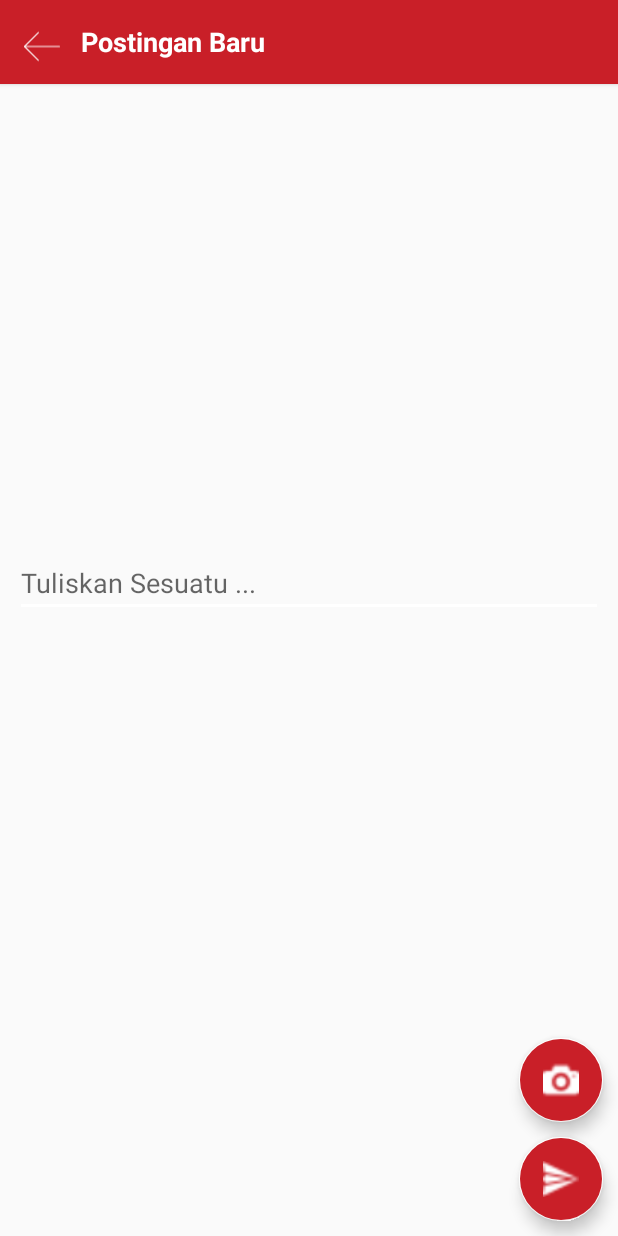
After one commit to satriakurniawan16/IsotuApp, an Android app: the Posting screen opened directly, with no data from a screen before it, on a phone screen of 412 x 824 dp. The commit adds this screen. Run offline under Robolectric (Android 15) with nearby library versions, the phone set to English and light mode, and no system bars; our stand-ins replace Firebase (no records; nobody signed in at launch, a user with empty details on screens opened directly); libraries missing offline, so code that uses them is left out: com.theartofdev.edmodo.

Commit message:
"push posting wuth image"

```diff
--- a/app/src/main/java/com/example/user/isotuapp/View/Register.java
+++ b/app/src/main/java/com/example/user/isotuapp/View/Register.java
@@ -45,6 +45,7 @@ public class Register extends AppCompatActivity {
     String fakultas = "";
     String jurusan = "";
     String nohp = "";
+    String uid = "";
 
     @Override
     protected void onCreate(Bundle savedInstanceState) {
@@ -105,13 +106,14 @@ public class Register extends AppCompatActivity {
                                 final FirebaseUser currentUser = mFirebaseAuth.getCurrentUser();
                                 final HashMap<String, Object> user= new HashMap<>();
                                 userString = currentUser.getDisplayName();
+                                final String uidString = currentUser.getUid();
                                 final DatabaseReference dbf = FirebaseDatabase.getInstance().getReference("user").child(currentUser.getUid());
                                 dbf.addListenerForSingleValueEvent(new ValueEventListener() {
                                     @Override
                                     public void onDataChange(@NonNull DataSnapshot dataSnapshot) {
                                         User us = dataSnapshot.getValue(User.class);
                                         user.put("username",usernameString);
-                                        user.put("idEmail",emailString);
+                                        user.put("email",emailString);
                                         user.put("image", imageString);
                                         user.put("fullname", fullnameString);
                                         user.put("nim",nim);
@@ -119,6 +121,7 @@ public class Register extends AppCompatActivity {
                                         user.put("jurusan",jurusan);
                                         user.put("nohp",nohp);
                                         user.put("completeProfile",completeProfile);
+                                        user.put("Uid",uidString);
 
                                         dbf.setValue(user);
                                         Toast.makeText(Register.this, "Register Success", Toast.LENGTH_SHORT).show();
--- a/app/src/main/java/com/example/user/isotuapp/fragment/HomeFragment.java
+++ b/app/src/main/java/com/example/user/isotuapp/fragment/HomeFragment.java
@@ -12,6 +12,7 @@ import android.widget.Button;
 
 import com.example.user.isotuapp.R;
 import com.example.user.isotuapp.View.CompleteProfile;
+import com.example.user.isotuapp.View.Posting;
 
 
 public class HomeFragment extends Fragment {
@@ -34,7 +35,7 @@ public class HomeFragment extends Fragment {
         tes.setOnClickListener(new View.OnClickListener() {
             @Override
             public void onClick(View v) {
-                Intent intent = new Intent(getContext(),CompleteProfile.class);
+                Intent intent = new Intent(getContext(),Posting.class);
                 startActivity(intent);
             }
         });
--- /dev/null
+++ b/app/src/main/res/drawable/ic_back.xml
@@ -0,0 +1,5 @@
+<vector android:height="24dp" android:viewportHeight="32.635"
+    android:viewportWidth="32.635" android:width="24dp" xmlns:android="http://schemas.android.com/apk/res/android">
+    <path android:fillColor="#FF000000" android:pathData="M32.135,16.817H0.5c-0.276,0 -0.5,-0.224 -0.5,-0.5s0.224,-0.5 0.5,-0.5h31.635c0.276,0 0.5,0.224 0.5,0.5S32.411,16.817 32.135,16.817z"/>
+    <path android:fillColor="#FF000000" android:pathData="M13.037,29.353c-0.128,0 -0.256,-0.049 -0.354,-0.146L0.146,16.669C0.053,16.575 0,16.448 0,16.315s0.053,-0.26 0.146,-0.354L12.684,3.429c0.195,-0.195 0.512,-0.195 0.707,0s0.195,0.512 0,0.707L1.207,16.315l12.184,12.184c0.195,0.195 0.195,0.512 0,0.707C13.293,29.304 13.165,29.353 13.037,29.353z"/>
+</vector>
--- /dev/null
+++ b/app/src/main/res/layout/activity_posting.xml
@@ -0,0 +1,79 @@
+<?xml version="1.0" encoding="utf-8"?>
+<android.support.constraint.ConstraintLayout
+    xmlns:android="http://schemas.android.com/apk/res/android"
+    xmlns:app="http://schemas.android.com/apk/res-auto"
+    xmlns:tools="http://schemas.android.com/tools"
+    android:layout_width="match_parent"
+    android:layout_height="match_parent"
+    tools:context=".View.Posting">
+
+    <LinearLayout
+        android:layout_width="match_parent"
+        android:layout_height="wrap_content"
+        android:orientation="vertical">
+
+        <android.support.v7.widget.Toolbar
+            android:id="@+id/ToolbarHome"
+            android:layout_width="match_parent"
+            android:layout_height="56dp"
+            android:background="@color/colorMain"
+            android:elevation="2dp">
+
+            <ImageView
+                android:id="@+id/backPress"
+                android:layout_width="wrap_content"
+                android:layout_height="42dp"
+                android:layout_alignParentLeft="true"
+                android:layout_marginTop="10dp"
+                android:adjustViewBounds="false"
+                android:tint="@color/colorWhite"
+                android:src="@drawable/ic_back" />
+
+            <TextView
+                android:id="@+id/titleBar"
+                android:layout_width="wrap_content"
+                android:layout_height="wrap_content"
+                android:layout_marginLeft="30dp"
+                android:textColor="#FFF"
+                android:textSize="18dp"
+                android:text="Postingan Baru"
+                android:textStyle="bold" />
+        </android.support.v7.widget.Toolbar>
+
+        <ImageView
+            android:id="@+id/imagePosting"
+            android:layout_width="match_parent"
+            android:layout_height="300dp"/>
+
+        <EditText
+            android:id="@+id/textPosting"
+            android:layout_width="match_parent"
+            android:layout_height="wrap_content"
+            android:hint="Tuliskan Sesuatu ..."
+            android:layout_margin="10dp"
+            android:inputType="textMultiLine"/>
+    </LinearLayout>
+
+    <android.support.design.widget.FloatingActionButton
+        android:id="@+id/sentPost"
+        android:layout_width="wrap_content"
+        android:layout_height="wrap_content"
+        android:layout_margin="10dp"
+        android:backgroundTint="@color/colorMain"
+        android:src="@drawable/sent_posting"
+        app:layout_constraintBottom_toBottomOf="parent"
+        app:layout_constraintRight_toRightOf="parent"/>
+
+
+    <android.support.design.widget.FloatingActionButton
+        android:id="@+id/open_camera"
+        android:layout_width="wrap_content"
+        android:layout_height="wrap_content"
+        app:layout_constraintBottom_toTopOf="@id/sentPost"
+        android:layout_margin="10dp"
+        android:src="@drawable/cam_post"
+        android:tint="@color/colorWhite"
+        android:backgroundTint="@color/colorMain"
+        app:layout_constraintRight_toRightOf="parent"/>
+
+</android.support.constraint.ConstraintLayout>
```
Also changed, not shown: app/src/main/AndroidManifest.xml (+6 -3 lines), app/src/main/java/com/example/user/isotuapp/Model/Post.java (added, +87 -0 lines), app/src/main/java/com/example/user/isotuapp/Model/User.java (+11 -2 lines), app/src/main/java/com/example/user/isotuapp/View/CompleteProfile.java (+6 -2 lines), app/src/main/java/com/example/user/isotuapp/View/Dashboard.java (+14 -0 lines), app/src/main/java/com/example/user/isotuapp/View/Posting.java (added, +201 -0 lines), app/src/main/java/com/example/user/isotuapp/utils/Constants.java (added, +17 -0 lines), app/src/main/java/com/example/user/isotuapp/utils/FirebaseUtils.java (added, +90 -0 lines), app/src/main/res/layout/activity_dashboard.xml (+9 -0 lines), app/src/main/res/drawable-v24/send_button.png (added), app/src/main/res/drawable/add.png (added), app/src/main/res/drawable/cam_post.png (added), app/src/main/res/drawable/edit.png (added), app/src/main/res/drawable/sent_posting.png (added), 1 more files.
